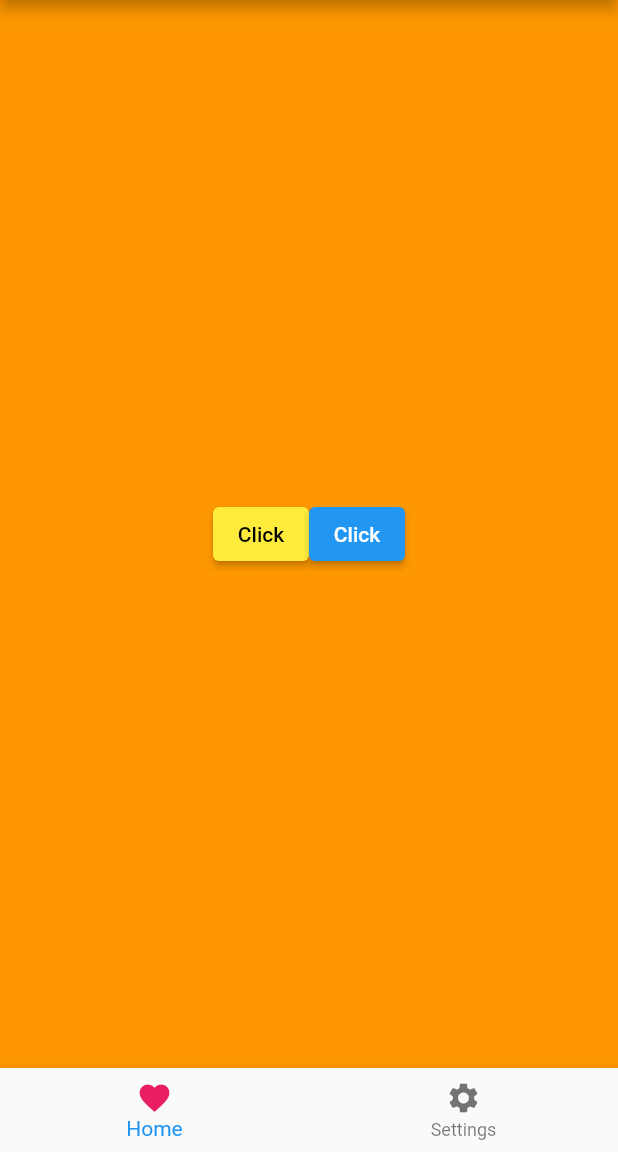
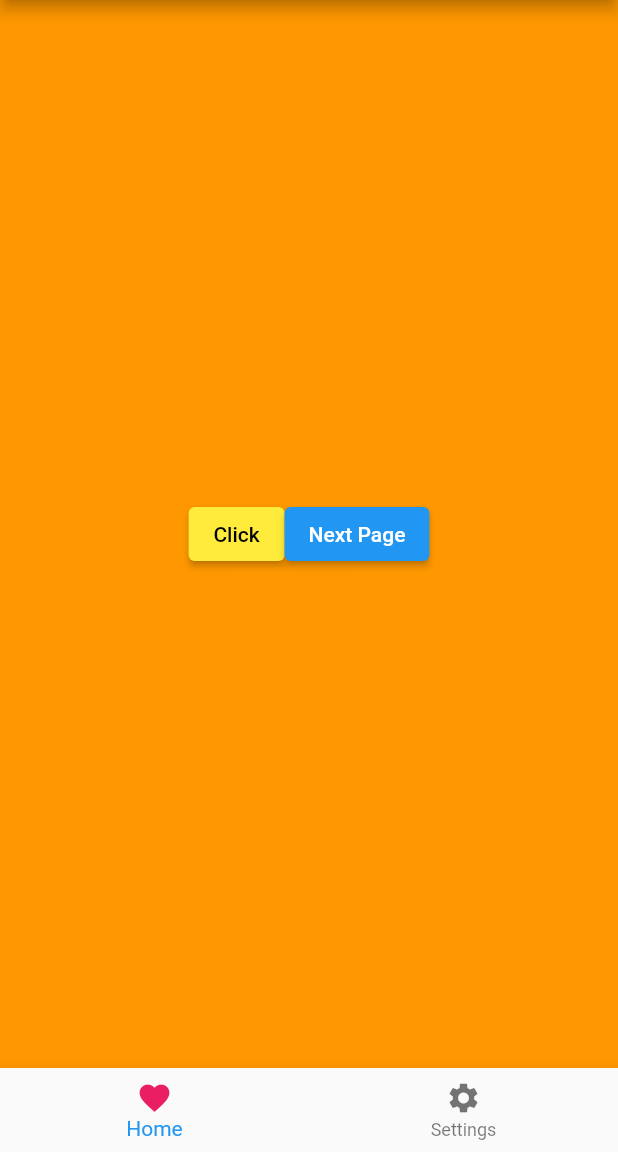
Before and after one commit to 102107738/flutterApp, a Flutter app: the screen it shows after launch, on a phone screen of 412 x 824 dp, the part 84-1236 px from its top. Run offline on Flutter 3.47's test engine with Material 2 defaults, Android fonts, the phone set to English and light mode, and no system bars.

```diff
--- a/lib/main.dart
+++ b/lib/main.dart
@@ -184,6 +184,12 @@ void main() {
 //Image.memory with base64 encoding: Loads an image from base64 encoded data.
 // It requires providing the base64 encoded string.
 
+
+/*MaterialPageRoute*/
+//The MaterialPageRoute class in Flutter is used to define a route that transitions
+// to a new page following the Material Design guidelines.
+// It provides a way to navigate between different screens or pages in a Flutter app.
+
 class MyApp extends StatefulWidget {
   const MyApp({Key? key}) : super(key: key);
 
@@ -192,39 +198,51 @@ class MyApp extends StatefulWidget {
 }
 
 class _MyAppState extends State<MyApp> {
-  String buttonName = "Click";
-  int currentIndex = 0;
-  var backGround = Colors.orange;
   @override
   Widget build(BuildContext context) {
     return MaterialApp(
       debugShowCheckedModeBanner: false,
-      home: Scaffold(
+      home: MyAppExt(),
+    );
+  }
+}
+
+class MyAppExt extends StatefulWidget {
+  const MyAppExt({Key? key}) : super(key: key);
+
+  @override
+  State<MyAppExt> createState() => _MyAppExtState();
+}
+
+class _MyAppExtState extends State<MyAppExt> {
+  String buttonName = "Click";
+  int currentIndex = 0;
+  var backGround = Colors.orange;
+
+  @override
+  Widget build(BuildContext context) {
+    return Scaffold(
       appBar: AppBar(
         title: const Text("Basic App"),
       ),
       body: Center(
-          child: currentIndex == 0 ? Container(
+        child: currentIndex == 0
+            ? Container(
           height: double.infinity,
           width: double.infinity,
           color: backGround,
-
-
-
-          child:
-          Row(
+          child: Row(
             mainAxisAlignment: MainAxisAlignment.center,
             crossAxisAlignment: CrossAxisAlignment.center,
             children: [
               ElevatedButton(
-
                 style: ElevatedButton.styleFrom(
                   onPrimary: Colors.black,
-                primary: Colors.yellow
+                  primary: Colors.yellow,
                 ),
                 onPressed: () {
                   setState(() {
-                  switch(buttonName){
+                    switch (buttonName) {
                       case "Click":
                         buttonName = "Press";
                         break;
@@ -232,30 +250,25 @@ class _MyAppState extends State<MyApp> {
                         buttonName = "Click";
                         break;
                     }
-
                   });
                 },
                 child: Text(buttonName),
-
               ),
               ElevatedButton(
                 onPressed: () {
-                setState(() {
-                  switch(buttonName){
-                    case "Click":
-                      buttonName = "Press";
-                      break;
-                    case "Press":
-                      buttonName = "Click";
-                      break;
-                  }
-
-                });
+                  Navigator.of(context).push(
+                    MaterialPageRoute(
+                      builder: (BuildContext context) =>
+                      const NextPage(),
+                    ),
+                  );
                 },
-              child: Text(buttonName),
+                child: const Text('Next Page'),
+              ),
+            ],
+          ),
         )
-          ],)
-        ) : Image.asset("images/Capture.JPG"),
+            : Image.asset("images/Capture.JPG"),
       ),
       bottomNavigationBar: BottomNavigationBar(
         items: const [
@@ -276,14 +289,44 @@ class _MyAppState extends State<MyApp> {
           ),
         ],
         currentIndex: currentIndex,
-          onTap: (int index){
+        onTap: (int index) {
           setState(() {
             currentIndex = index;
-
           });
         },
-        ),
       ),
     );
   }
 }
+
+
+
+
+class NextPage extends StatelessWidget {
+  const NextPage({Key? key}) : super(key: key);
+
+  @override
+  Widget build(BuildContext context) {
+    return Scaffold(
+      appBar: AppBar(
+        title: Text("Next Page"),
+      )
+    );
+  }
+}
+
+
+
+
+
+
+
+
+
+
+
+/*Context*/
+//The BuildContext provides access to the widget tree hierarchy and allows the Navigator to
+// locate the nearest navigator ancestor. This enables the Navigator to access information
+// such as the current navigation stack, route history,
+// and navigation options defined by the MaterialApp or CupertinoApp
```
Lines whose indentation alone changed are shown as unchanged.
